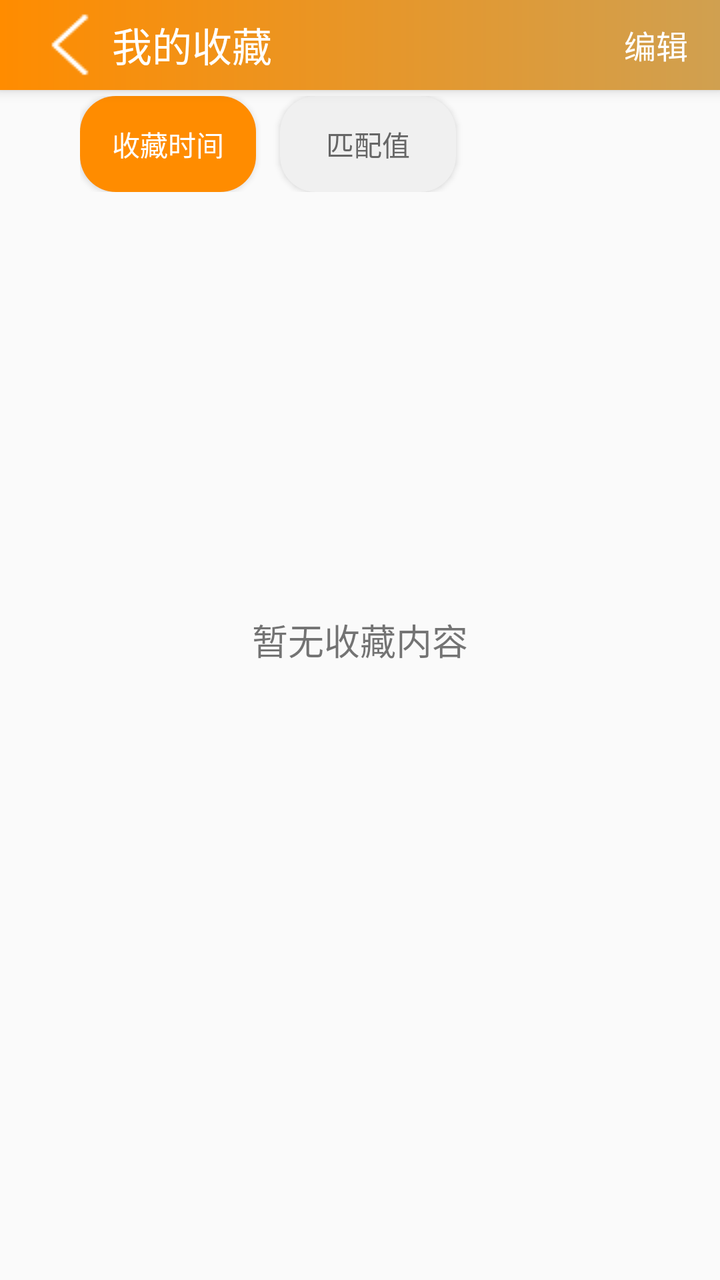
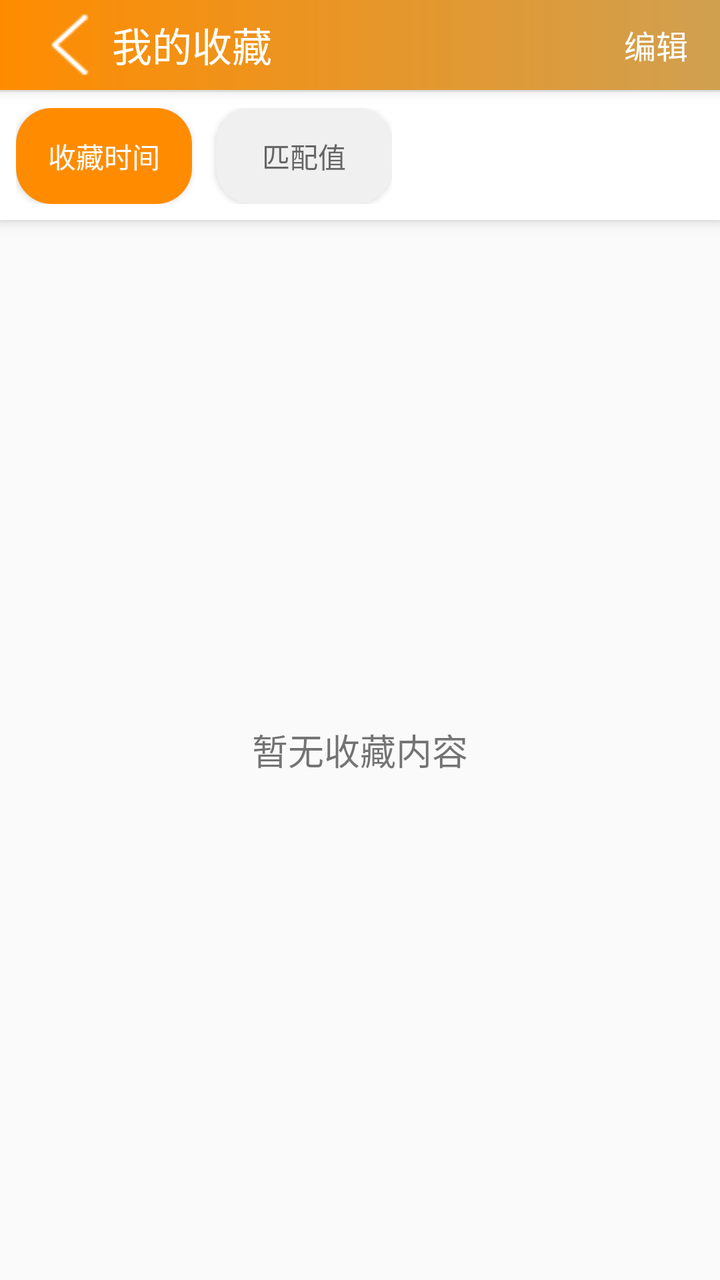

Before-and-after screenshots of an Android layout around one commit, followed by the original layout XML and the change that was made.
<!-- AndroidManifest.xml: application theme Theme.Kitchenmanager -->
<!-- res/layout/activity_favorite.xml -->
<?xml version="1.0" encoding="utf-8"?>
<androidx.core.widget.NestedScrollView xmlns:android="http://schemas.android.com/apk/res/android"
    xmlns:app="http://schemas.android.com/apk/res-auto"
    xmlns:tools="http://schemas.android.com/tools"
    android:layout_width="match_parent"
    android:layout_height="match_parent"
    android:fillViewport="true">

    <FrameLayout
        android:layout_width="match_parent"
        android:layout_height="match_parent">
        

        <androidx.appcompat.widget.Toolbar
            android:id="@+id/toolbar"
            android:layout_width="match_parent"
            android:layout_height="45dp"
            android:background="@drawable/bg_splash_gradient"
            android:elevation="4dp">

            <ImageView
                android:id="@+id/iv_back"
                android:layout_width="40dp"
                android:layout_height="40dp"
                android:padding="4dp"
                android:src="@drawable/back"
                android:contentDescription="返回" />

            <TextView
                android:id="@+id/tv_title"
                android:layout_width="wrap_content"
                android:layout_height="wrap_content"
                android:layout_marginStart="16dp"
                android:text="我的收藏"
                android:textSize="20sp"
                android:textColor="#FFFFFF" />
            <TextView
                android:id="@+id/tv_edit"
                android:layout_width="wrap_content"
                android:layout_height="wrap_content"
                android:text="编辑"
                android:textSize="16sp"
                android:textColor="#FFFFFF"
                android:layout_gravity="end"
                android:paddingEnd="16dp" />
            <TextView
                android:id="@+id/tv_select_all"
                android:layout_width="wrap_content"
                android:layout_height="wrap_content"
                android:text="全选"
                android:textSize="16sp"
                android:textColor="#FFFFFF"
                android:layout_gravity="end"
                android:paddingEnd="8dp"
                android:visibility="gone" />
            <TextView
                android:id="@+id/tv_cancel"
                android:layout_width="wrap_content"
                android:layout_height="wrap_content"
                android:text="取消"
                android:textSize="16sp"
                android:textColor="#FFFFFF"
                android:layout_gravity="end"
                android:paddingEnd="8dp"
                android:visibility="gone" />
            <TextView
                android:id="@+id/tv_delete"
                android:layout_width="wrap_content"
                android:layout_height="wrap_content"
                android:text="删除"
                android:textSize="16sp"
                android:textColor="#FFFFFF"
                android:layout_gravity="end"
                android:paddingEnd="16dp"
                android:visibility="gone" />
        </androidx.appcompat.widget.Toolbar>
        
        <HorizontalScrollView
            android:layout_width="match_parent"
            android:layout_height="wrap_content"
            android:paddingTop="8dp"
            android:layout_margin="40dp"
            android:paddingBottom="8dp">

            <LinearLayout
                android:layout_width="wrap_content"
                android:layout_height="wrap_content"
                android:orientation="horizontal">

                <Button
                    android:id="@+id/btn_sort_time"
                    android:layout_width="wrap_content"
                    android:layout_height="48dp"
                    android:layout_marginRight="12dp"
                    android:background="@drawable/bg_tab_selected"
                    android:paddingStart="16dp"
                    android:paddingEnd="16dp"
                    android:text="收藏时间"
                    android:textColor="#FFFFFF"
                    android:textSize="14sp" />

                <Button
                    android:id="@+id/btn_sort_match"
                    android:layout_width="wrap_content"
                    android:layout_height="48dp"
                    android:layout_marginRight="12dp"
                    android:background="@drawable/bg_tab_normal"
                    android:paddingStart="16dp"
                    android:paddingEnd="16dp"
                    android:text="匹配值"
                    android:textColor="#666666"
                    android:textSize="14sp" />
            </LinearLayout>
        </HorizontalScrollView>


        
        <androidx.recyclerview.widget.RecyclerView
            android:id="@+id/rv_recipes"
            android:layout_width="match_parent"
            android:layout_height="match_parent"
            android:layout_marginTop="100dp"
            android:padding="8dp"
            app:layoutManager="androidx.recyclerview.widget.GridLayoutManager"
            app:spanCount="1"
            tools:listitem="@layout/item_recipe" />

        
        <ProgressBar
            android:id="@+id/progressBar"
            android:layout_width="wrap_content"
            android:layout_height="wrap_content"
            android:layout_gravity="center"
            android:visibility="gone" />

        
        <TextView
            android:id="@+id/emptyView"
            android:layout_width="match_parent"
            android:layout_height="match_parent"
            android:layout_gravity="center"
            android:gravity="center"
            android:text="暂无收藏内容"
            android:textSize="18sp"
            android:visibility="visible" />

    </FrameLayout>
</androidx.core.widget.NestedScrollView>
<!-- res/layout/item_recipe.xml (included above) -->
<?xml version="1.0" encoding="utf-8"?>
<FrameLayout xmlns:android="http://schemas.android.com/apk/res/android"
    xmlns:app="http://schemas.android.com/apk/res-auto"
    android:layout_width="match_parent"
    android:layout_height="wrap_content"
    android:layout_margin="8dp">

    <androidx.cardview.widget.CardView
        android:layout_width="match_parent"
        android:layout_height="wrap_content"
        app:cardCornerRadius="8dp"
        app:cardElevation="4dp">

        <LinearLayout
            android:layout_width="match_parent"
            android:layout_height="wrap_content"
            android:minHeight="100dp"
            android:orientation="horizontal"
            android:padding="12dp">

            <CheckBox
                android:id="@+id/cb_select"
                android:layout_width="wrap_content"
                android:layout_height="wrap_content"
                android:visibility="gone" />

            
            <ImageView
                android:id="@+id/iv_recipe_image"
                android:layout_width="80dp"
                android:layout_height="80dp"
                android:scaleType="centerCrop"
                android:src="@drawable/placeholder" />

            
            <LinearLayout
                android:layout_width="0dp"
                android:layout_height="match_parent"
                android:layout_weight="1"
                android:layout_marginStart="12dp"
                android:gravity="center_vertical"
                android:orientation="vertical">

                
                <TextView
                    android:id="@+id/tv_recipe_name"
                    android:layout_width="match_parent"
                    android:layout_height="wrap_content"
                    android:maxLines="1"
                    android:text="菜谱名称"
                    android:textColor="@android:color/black"
                    android:textSize="18sp"
                    android:textStyle="bold" />

                
                <TextView
                    android:id="@+id/tv_recipe_attributes"
                    android:layout_width="match_parent"
                    android:layout_height="wrap_content"
                    android:layout_marginTop="4dp"
                    android:maxLines="1"
                    android:text="特点"
                    android:textColor="#FF8C00"
                    android:textSize="14sp" />

                
                <TextView
                    android:id="@+id/tv_recipe_needs"
                    android:layout_width="match_parent"
                    android:layout_height="wrap_content"
                    android:layout_marginTop="4dp"
                    android:ellipsize="end"
                    android:maxLines="1"
                    android:text="原料"
                    android:textColor="#616161"
                    android:textSize="14sp" />
            </LinearLayout>

            
            <LinearLayout
                android:layout_width="wrap_content"
                android:layout_height="match_parent"
                android:gravity="center"
                android:orientation="vertical">

                
                <ImageView
                    android:id="@+id/iv_favorite"
                    android:layout_width="32dp"
                    android:layout_height="32dp"
                    android:contentDescription="收藏"
                    android:src="@drawable/ic_favorite_border" />

                
                <ImageView
                    android:id="@+id/iv_detail"
                    android:layout_width="32dp"
                    android:layout_height="32dp"
                    android:layout_marginTop="8dp"
                    android:contentDescription="详情"
                    android:src="@drawable/ic_info" />
            </LinearLayout>
        </LinearLayout>
    </androidx.cardview.widget.CardView>

    
    <View
        android:id="@+id/overlay_click_area"
        android:layout_width="match_parent"
        android:layout_height="114dp"
        android:background="@android:color/transparent" />
</FrameLayout>
<!-- resources referenced by this layout -->
<resources>
  <!-- drawable back: png bitmap (drawable, 3160 bytes) -->
  <!-- drawable bg_splash_gradient (drawable) -->
  <?xml version="1.0" encoding="utf-8"?>
  <shape xmlns:android="http://schemas.android.com/apk/res/android"
      android:shape="rectangle">
      <gradient
          android:startColor="#FF8C00"
          android:endColor="#D0A050"
          android:type="linear" />
  </shape>
  <!-- drawable bg_tab_normal (drawable) -->
  <?xml version="1.0" encoding="utf-8"?>
  <shape xmlns:android="http://schemas.android.com/apk/res/android"
      android:shape="rectangle">
      <solid android:color="#F0F0F0" />
      <corners android:radius="18dp" />
  </shape>
  <!-- drawable bg_tab_selected (drawable) -->
  <?xml version="1.0" encoding="utf-8"?>
  <shape xmlns:android="http://schemas.android.com/apk/res/android"
      android:shape="rectangle">
      <solid android:color="#FF8C00" />
      <corners android:radius="18dp" />
  </shape>
  <!-- drawable ic_favorite_border (drawable) -->
  <vector xmlns:android="http://schemas.android.com/apk/res/android"
      android:width="24dp"
      android:height="24dp"
      android:viewportWidth="24"
      android:viewportHeight="24">
      <path
          android:fillColor="#ff000000"
          android:pathData="M16.5,3c-1.74,0 -3.41,0.81 -4.5,2.09C10.91,3.81 9.24,3 7.5,3 4.42,3 2,5.42 2,8.5c0,3.78 3.4,6.86 8.55,11.54L12,21.35l1.45,-1.32C18.6,15.36 22,12.28 22,8.5 22,5.42 19.58,3 16.5,3zM12.1,18.55l-0.1,0.1 -0.1,-0.1C7.14,14.24 4,11.39 4,8.5 4,6.5 5.5,5 7.5,5c1.54,0 3.04,0.99 3.57,2.36h1.87C13.46,5.99 14.96,5 16.5,5c2,0 3.5,1.5 3.5,3.5 0,2.89 -3.14,5.74 -7.9,10.05z"/>
  </vector>
  <!-- drawable ic_info (drawable) -->
  <vector xmlns:android="http://schemas.android.com/apk/res/android"
      android:width="24dp"
      android:height="24dp"
      android:viewportWidth="24"
      android:viewportHeight="24">
      <path
          android:fillColor="#FF000000"
          android:pathData="M12,2C6.48,2 2,6.48 2,12s4.48,10 10,10 10,-4.48 10,-10S17.52,2 12,2zM13,17h-2v-6h2v6zM13,9h-2V7h2v2z"/>
  </vector>
  <!-- drawable placeholder: jpg bitmap (drawable, 66309 bytes) -->
  <style name="Theme.Kitchenmanager" parent="Base.Theme.Kitchenmanager" />
  <style name="Base.Theme.Kitchenmanager" parent="Theme.MaterialComponents.DayNight.NoActionBar.Bridge">
          
          
      </style>
</resources>

<!-- the commit's change to res/layout/activity_favorite.xml (unified diff, before → after) -->
@@ -1,16 +1,20 @@
 <?xml version="1.0" encoding="utf-8"?>
-<androidx.core.widget.NestedScrollView xmlns:android="http://schemas.android.com/apk/res/android"
+<RelativeLayout xmlns:android="http://schemas.android.com/apk/res/android"
     xmlns:app="http://schemas.android.com/apk/res-auto"
     xmlns:tools="http://schemas.android.com/tools"
     android:layout_width="match_parent"
-    android:layout_height="match_parent"
-    android:fillViewport="true">
-
-    <FrameLayout
-        android:layout_width="match_parent"
-        android:layout_height="match_parent">
+    android:layout_height="match_parent">
+
+    
+    <LinearLayout
+        android:id="@+id/header_container"
+        android:layout_width="match_parent"
+        android:layout_height="wrap_content"
+        android:orientation="vertical"
+        android:background="@android:color/white"
+        android:elevation="4dp">
+
         
-
         <androidx.appcompat.widget.Toolbar
             android:id="@+id/toolbar"
             android:layout_width="match_parent"
@@ -32,55 +36,62 @@
                 android:layout_height="wrap_content"
                 android:layout_marginStart="16dp"
                 android:text="我的收藏"
-                android:textSize="20sp"
-                android:textColor="#FFFFFF" />
+                android:textColor="#FFFFFF"
+                android:textSize="20sp" />
+
             <TextView
                 android:id="@+id/tv_edit"
                 android:layout_width="wrap_content"
                 android:layout_height="wrap_content"
+                android:layout_gravity="end"
+                android:paddingEnd="16dp"
                 android:text="编辑"
+                android:textColor="#FFFFFF"
+                android:textSize="16sp" />
+
+            <TextView
+                android:id="@+id/tv_select_all"
+                android:layout_width="wrap_content"
+                android:layout_height="wrap_content"
+                android:layout_gravity="end"
+                android:paddingEnd="8dp"
+                android:text="全选"
+                android:textColor="#FFFFFF"
                 android:textSize="16sp"
-                android:textColor="#FFFFFF"
-                android:layout_gravity="end"
-                android:paddingEnd="16dp" />
-            <TextView
-                android:id="@+id/tv_select_all"
-                android:layout_width="wrap_content"
-                android:layout_height="wrap_content"
-                android:text="全选"
+                android:visibility="gone" />
+
+            <TextView
+                android:id="@+id/tv_cancel"
+                android:layout_width="wrap_content"
+                android:layout_height="wrap_content"
+                android:layout_gravity="end"
+                android:paddingEnd="8dp"
+                android:text="取消"
+                android:textColor="#FFFFFF"
                 android:textSize="16sp"
-                android:textColor="#FFFFFF"
-                android:layout_gravity="end"
-                android:paddingEnd="8dp"
-                android:visibility="gone" />
-            <TextView
-                android:id="@+id/tv_cancel"
-                android:layout_width="wrap_content"
-                android:layout_height="wrap_content"
-                android:text="取消"
+                android:visibility="gone" />
+
+            <TextView
+                android:id="@+id/tv_delete"
+                android:layout_width="wrap_content"
+                android:layout_height="wrap_content"
+                android:layout_gravity="end"
+                android:paddingEnd="16dp"
+                android:text="删除"
+                android:textColor="#FFFFFF"
                 android:textSize="16sp"
-                android:textColor="#FFFFFF"
-                android:layout_gravity="end"
-                android:paddingEnd="8dp"
-                android:visibility="gone" />
-            <TextView
-                android:id="@+id/tv_delete"
-                android:layout_width="wrap_content"
-                android:layout_height="wrap_content"
-                android:text="删除"
-                android:textSize="16sp"
-                android:textColor="#FFFFFF"
-                android:layout_gravity="end"
-                android:paddingEnd="16dp"
                 android:visibility="gone" />
         </androidx.appcompat.widget.Toolbar>
+        <View
+            android:layout_width="match_parent"
+            android:layout_height="1dp"
+            android:background="#F0F0F0" />
         
         <HorizontalScrollView
             android:layout_width="match_parent"
             android:layout_height="wrap_content"
-            android:paddingTop="8dp"
-            android:layout_margin="40dp"
-            android:paddingBottom="8dp">
+            android:background="#FFFFFF"
+            android:padding="8dp">
 
             <LinearLayout
                 android:layout_width="wrap_content"
@@ -91,7 +102,7 @@
                     android:id="@+id/btn_sort_time"
                     android:layout_width="wrap_content"
                     android:layout_height="48dp"
-                    android:layout_marginRight="12dp"
+                    android:layout_marginEnd="12dp"
                     android:background="@drawable/bg_tab_selected"
                     android:paddingStart="16dp"
                     android:paddingEnd="16dp"
@@ -103,7 +114,6 @@
                     android:id="@+id/btn_sort_match"
                     android:layout_width="wrap_content"
                     android:layout_height="48dp"
-                    android:layout_marginRight="12dp"
                     android:background="@drawable/bg_tab_normal"
                     android:paddingStart="16dp"
                     android:paddingEnd="16dp"
@@ -112,40 +122,45 @@
                     android:textSize="14sp" />
             </LinearLayout>
         </HorizontalScrollView>
-
-
-        
-        <androidx.recyclerview.widget.RecyclerView
-            android:id="@+id/rv_recipes"
-            android:layout_width="match_parent"
-            android:layout_height="match_parent"
-            android:layout_marginTop="100dp"
-            android:padding="8dp"
-            app:layoutManager="androidx.recyclerview.widget.GridLayoutManager"
-            app:spanCount="1"
-            tools:listitem="@layout/item_recipe" />
-
-        
-        <ProgressBar
-            android:id="@+id/progressBar"
-            android:layout_width="wrap_content"
-            android:layout_height="wrap_content"
-            android:layout_gravity="center"
-            android:visibility="gone" />
-
-        
-        <TextView
-            android:id="@+id/emptyView"
-            android:layout_width="match_parent"
-            android:layout_height="match_parent"
-            android:layout_gravity="center"
-            android:gravity="center"
-            android:text="暂无收藏内容"
-            android:textSize="18sp"
-            android:visibility="visible" />
-
+    </LinearLayout>
+
+    
+    <FrameLayout
+        android:layout_width="match_parent"
+        android:layout_height="match_parent"
+        android:layout_below="@id/header_container">
+
+    
+    <androidx.recyclerview.widget.RecyclerView
+        android:id="@+id/rv_recipes"
+        android:layout_width="match_parent"
+        android:layout_height="match_parent"
+        android:clipToPadding="false"
+        android:paddingTop="8dp"
+        app:layoutManager="androidx.recyclerview.widget.GridLayoutManager"
+        app:spanCount="1"
+        tools:listitem="@layout/item_recipe" />
+
+    
+    <ProgressBar
+        android:id="@+id/progressBar"
+        android:layout_width="wrap_content"
+        android:layout_height="wrap_content"
+        android:layout_gravity="center"
+        android:visibility="gone" />
+
+    
+    <TextView
+        android:id="@+id/emptyView"
+        android:layout_width="match_parent"
+        android:layout_height="match_parent"
+        android:layout_gravity="center"
+        android:gravity="center"
+        android:text="暂无收藏内容"
+        android:textSize="18sp"
+        android:visibility="visible" />
     </FrameLayout>
-</androidx.core.widget.NestedScrollView>
+</RelativeLayout>
 <!-- res/layout/item_recipe.xml (included above) -->
 <?xml version="1.0" encoding="utf-8"?>
 <FrameLayout xmlns:android="http://schemas.android.com/apk/res/android"
